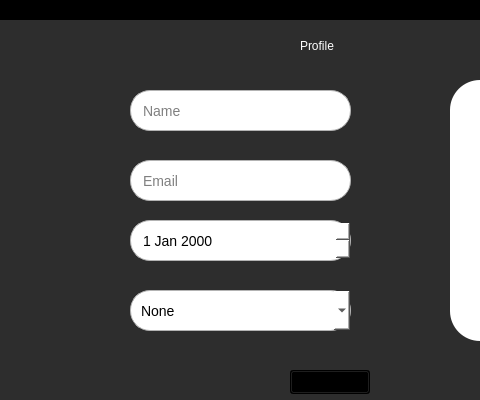
Old version of the form ui/home.ui in the repository trihungdepzai/pythonapp; both pictures show x 240 to 720 and y 0 to 400 of the 1133 by 626 pixel window.
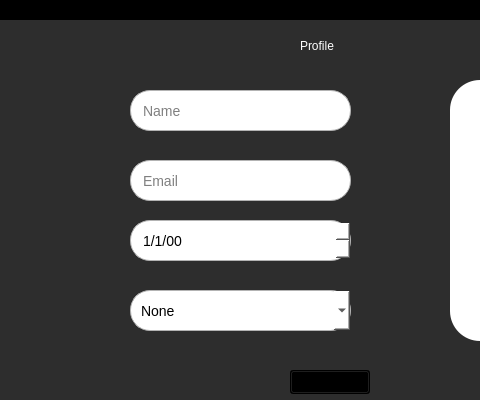
New version of the form. The open tabs and pages were chosen to show the change. Icons and pictures are not drawn.

```diff
--- a/ui/home.ui
+++ b/ui/home.ui
@@ -1012,6 +1012,9 @@
 background-color: rgb(255, 255, 255);
   color: rgb(0, 0, 0)</string>
       </property>
+      <property name="displayFormat">
+       <string>d/M/yy</string>
+      </property>
      </widget>
      <widget class="QLabel" name="btn_avatar">
       <property name="geometry">
```
Left out of the diff: 8 changed lines with no effect on the pictures.
